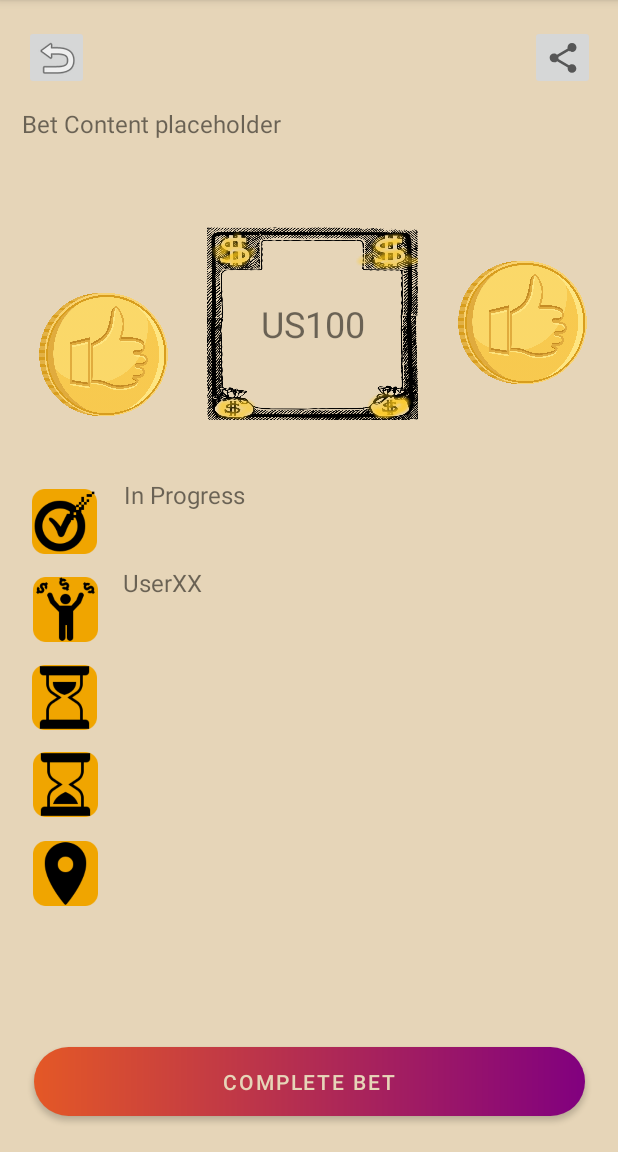
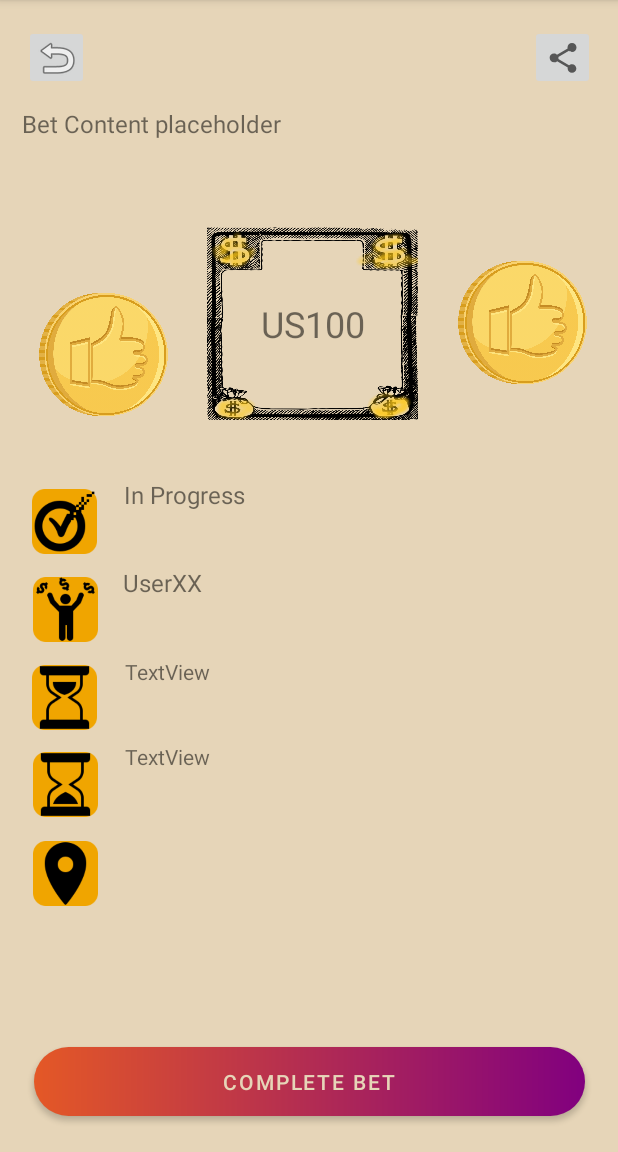
Before and after one commit to angela81ku/AnyBet, an Android app: the BetDetailActivity screen opened directly, with no data from a screen before it, on a phone screen of 412 x 824 dp, the part 84-1236 px from its top. Run offline under Robolectric (Android 15) with nearby library versions, the phone set to English and light mode, and no system bars.

```diff
--- a/app/src/main/java/edu/northeastern/anybet/finalProject/BetDetailActivity.java
+++ b/app/src/main/java/edu/northeastern/anybet/finalProject/BetDetailActivity.java
@@ -3,12 +3,29 @@ package edu.northeastern.anybet.finalProject;
 import androidx.appcompat.app.AppCompatActivity;
 
 import android.os.Bundle;
+import android.widget.TextView;
+
 import edu.northeastern.anybet.R;
 public class BetDetailActivity extends AppCompatActivity {
+
+    TextView description;
+    TextView amount;
+    TextView status;
+    TextView participant;
+    TextView startTime;
+    TextView endTime;
+
 
     @Override
     protected void onCreate(Bundle savedInstanceState) {
         super.onCreate(savedInstanceState);
         setContentView(R.layout.activity_anybet_bet_detail);
+        description = findViewById(R.id.tvBetDesc);
+        amount = findViewById(R.id.tvBetAmount);
+        status = findViewById(R.id.tvProgressStatus);
+        participant = findViewById(R.id.tvParticipant);
+        startTime = findViewById(R.id.tvStartTime);
+        endTime = findViewById(R.id.tvEndTime);
+
     }
 }
--- a/app/src/main/res/layout/activity_anybet_bet_detail.xml
+++ b/app/src/main/res/layout/activity_anybet_bet_detail.xml
@@ -39,7 +39,7 @@
         app:layout_constraintEnd_toStartOf="@+id/imageGoldThumbright"
         app:layout_constraintHorizontal_bias="0.5"
         app:layout_constraintStart_toEndOf="@+id/imageGoldThumbleft"
-        app:layout_constraintTop_toBottomOf="@+id/textView15"
+        app:layout_constraintTop_toBottomOf="@+id/tvBetDesc"
         app:srcCompat="@drawable/money_frame" />
 
     <ImageView
@@ -52,7 +52,7 @@
         app:layout_constraintEnd_toStartOf="@+id/imageMoneyFrame"
         app:layout_constraintHorizontal_bias="0.5"
         app:layout_constraintStart_toStartOf="parent"
-        app:layout_constraintTop_toBottomOf="@+id/textView15"
+        app:layout_constraintTop_toBottomOf="@+id/tvBetDesc"
         app:srcCompat="@drawable/gold_thumbup" />
 
     <ImageView
@@ -63,7 +63,7 @@
         android:layout_marginEnd="16dp"
         app:layout_constraintBottom_toBottomOf="parent"
         app:layout_constraintEnd_toEndOf="parent"
-        app:layout_constraintTop_toBottomOf="@+id/textView15"
+        app:layout_constraintTop_toBottomOf="@+id/tvBetDesc"
         app:layout_constraintVertical_bias="0.01"
         app:srcCompat="@drawable/gold_thumbup" />
 
@@ -81,7 +81,7 @@
         app:layout_constraintVertical_bias="0.898" />
 
     <TextView
-        android:id="@+id/textView15"
+        android:id="@+id/tvBetDesc"
         android:layout_width="383dp"
         android:layout_height="55dp"
         android:text="Bet Content placeholder"
@@ -93,7 +93,7 @@
         app:layout_constraintVertical_bias="0.1" />
 
     <TextView
-        android:id="@+id/textView16"
+        android:id="@+id/tvBetAmount"
         android:layout_width="wrap_content"
         android:layout_height="wrap_content"
         android:text="US100"
@@ -104,7 +104,7 @@
         app:layout_constraintTop_toTopOf="@+id/imageMoneyFrame" />
 
     <TextView
-        android:id="@+id/txtViewParticipant"
+        android:id="@+id/tvParticipant"
         android:layout_width="167dp"
         android:layout_height="35dp"
         android:layout_marginTop="23dp"
@@ -114,11 +114,11 @@
         app:layout_constraintEnd_toEndOf="parent"
         app:layout_constraintHorizontal_bias="0.336"
         app:layout_constraintStart_toStartOf="parent"
-        app:layout_constraintTop_toBottomOf="@+id/txtViewProgressStatus"
+        app:layout_constraintTop_toBottomOf="@+id/tvProgressStatus"
         app:layout_constraintVertical_bias="0.0" />
 
     <TextView
-        android:id="@+id/txtViewProgressStatus"
+        android:id="@+id/tvProgressStatus"
         android:layout_width="167dp"
         android:layout_height="35dp"
         android:text="In Progress"
@@ -135,7 +135,7 @@
         android:layout_width="43dp"
         android:layout_height="43dp"
         app:layout_constraintBottom_toBottomOf="parent"
-        app:layout_constraintEnd_toStartOf="@+id/txtViewParticipant"
+        app:layout_constraintEnd_toStartOf="@+id/tvParticipant"
         app:layout_constraintHorizontal_bias="0.564"
         app:layout_constraintStart_toStartOf="parent"
         app:layout_constraintTop_toBottomOf="@+id/imgProgress"
@@ -191,4 +191,28 @@
         app:layout_constraintVertical_bias="0.061"
         app:srcCompat="@drawable/progress" />
 
+    <TextView
+        android:id="@+id/tvStartTime"
+        android:layout_width="167dp"
+        android:layout_height="35dp"
+        android:text="TextView"
+        app:layout_constraintBottom_toBottomOf="parent"
+        app:layout_constraintEnd_toEndOf="parent"
+        app:layout_constraintHorizontal_bias="0.34"
+        app:layout_constraintStart_toStartOf="parent"
+        app:layout_constraintTop_toBottomOf="@+id/tvParticipant"
+        app:layout_constraintVertical_bias="0.079" />
+
+    <TextView
+        android:id="@+id/tvEndTime"
+        android:layout_width="167dp"
+        android:layout_height="38dp"
+        android:text="TextView"
+        app:layout_constraintBottom_toBottomOf="parent"
+        app:layout_constraintEnd_toEndOf="parent"
+        app:layout_constraintHorizontal_bias="0.34"
+        app:layout_constraintStart_toStartOf="parent"
+        app:layout_constraintTop_toBottomOf="@+id/tvStartTime"
+        app:layout_constraintVertical_bias="0.082" />
+
 </androidx.constraintlayout.widget.ConstraintLayout>
```
Also changed, not shown: app/src/main/java/edu/northeastern/anybet/finalProject/BetAdaptor.java (added, +44 -0 lines), app/src/main/java/edu/northeastern/anybet/finalProject/BetViewHolder.java (added, +28 -0 lines), app/src/main/java/edu/northeastern/anybet/finalProject/HomePageActivity.java (+18 -0 lines), app/src/main/res/layout/single_bet_item_homepage.xml (+7 -7 lines).
